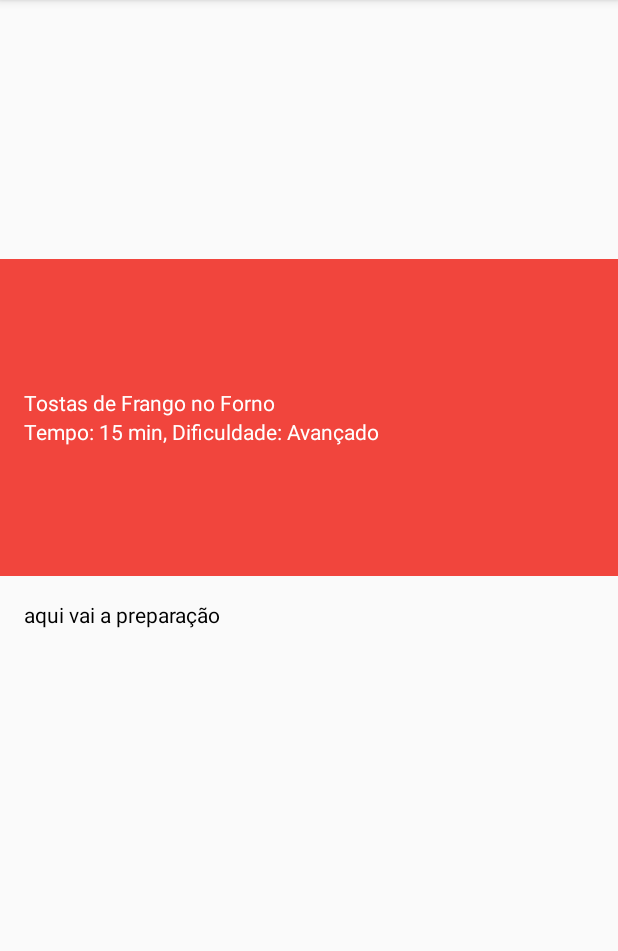
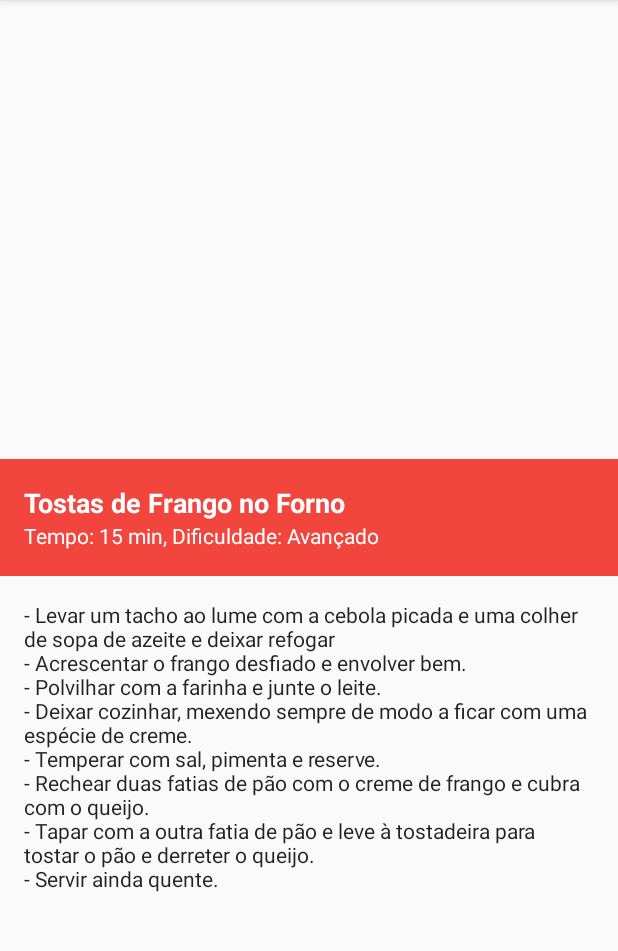
Before and after one commit to jamorim95/SmartCooking, an Android app: the FiltrarReceitasActivity screen opened directly, with no data from a screen before it, after a tap on "Avançado", on a phone screen of 412 x 824 dp, the part 84-1035 px from its top. Run offline under Robolectric (Android 15) with nearby library versions, the phone set to English and light mode, and no system bars; libraries missing offline, so code that uses them is left out: com.nostra13.universalimageloader.

Commit message:
- TODO adicionado - Update em varias coisas

```diff
--- a/app/build.gradle
+++ b/app/build.gradle
@@ -30,4 +30,5 @@ dependencies {
     implementation 'com.android.support.constraint:constraint-layout:1.1.2'
     implementation 'com.mcxiaoke.volley:library:1.0.19'
     implementation 'com.nostra13.universalimageloader:universal-image-loader:1.9.5'
+    implementation 'com.android.support:design:28.0.0-alpha3'
 }
--- a/app/src/main/java/com/developer/luisgoncalo/smartcooking/FiltrarReceitasActivity.java
+++ b/app/src/main/java/com/developer/luisgoncalo/smartcooking/FiltrarReceitasActivity.java
@@ -44,7 +44,7 @@ public class FiltrarReceitasActivity extends AppCompatActivity {
     }
 
     private List<Receita> todosAsReceitas() {
-        return new ArrayList<>(Arrays.asList(
+        /*return new ArrayList<>(Arrays.asList(
                 new Receita(1, "Tostas de Frango no Forno",15,3,"Snack","https://i.redditmedia.com/asjwnETQdQ4SouvtlCFU2Ek6-TeDNj_fu_XeH88T40Y.jpg?w=903&s=45dbac737ef1389eccee05cd4eade812"),
                 new Receita(2, "Salsichas com Queijo e Fiambre",15,3,"Carne"),
                 new Receita(3, "Esparguete com atum e Rucula", 15,2,"Peixe"),
@@ -83,6 +83,11 @@ public class FiltrarReceitasActivity extends AppCompatActivity {
                 new Receita(36, "Massa com atum",15,2,"Peixe"),
                 new Receita(37, "Ovos Mexidos com Atum",10,1,"Peixe")
 
+        ));*/
+
+        return new ArrayList<>(Arrays.asList(
+        new Receita(1,"Tostas de Frango no Forno",15,3,"Snack", Arrays.asList("Levar um tacho ao lume com a cebola picada e uma colher de sopa de azeite e deixar refogar","Acrescentar o frango desfiado e envolver bem.","Polvilhar com a farinha e junte o leite.","Deixar cozinhar, mexendo sempre de modo a ficar com uma espécie de creme.","Temperar com sal, pimenta e reserve.","Rechear duas fatias de pão com o creme de frango e cubra com o queijo.","Tapar com a outra fatia de pão e leve à tostadeira para tostar o pão e derreter o queijo.","Servir ainda quente."),"https://smartcookingapp.files.wordpress.com/2015/10/receita_pgi.jpg"),
+        new Receita(2,"Salsichas com Queijo e Fiambre",15,3,"Carne", Arrays.asList("Estender uma fatia de fiambre e, por cima colocar uma fatia de queijo.|Barrar o queijo com a mostarda a seu gosto.","Colocar a salsicha por cima e enrolar nas fatias.","Polvilhar as salsichas enroladas com o queijo mozzarella.","Colocar no forno e deixe ficar até gratinar o queijo e está pronto a servir!"),"https://smartcookingapp.files.wordpress.com/2015/10/sals.jpg")
         ));
     }
 
--- a/app/src/main/java/com/developer/luisgoncalo/smartcooking/Receita.java
+++ b/app/src/main/java/com/developer/luisgoncalo/smartcooking/Receita.java
@@ -41,7 +41,7 @@ public class Receita implements Serializable,Comparable<Receita> {
         this.imagem = url;
     }
 
-    public Receita(long id, String nome, int dificuldade, int tempo, int n_ingredientes, String categoria, String fornecedor, List<String> preparacao, List<String> ingredientes, String imagem, List<String> ingredientes_simples) {
+    public Receita(long id, String nome, int tempo, int dificuldade, int n_ingredientes, String categoria, String fornecedor, List<String> preparacao, List<String> ingredientes, String imagem, List<String> ingredientes_simples) {
         this.id = id;
         this.nome = nome;
         this.dificuldade = dificuldade;
@@ -53,6 +53,16 @@ public class Receita implements Serializable,Comparable<Receita> {
         this.ingredientes = ingredientes;
         this.imagem = imagem;
         this.ingredientes_simples = ingredientes_simples;
+    }
+
+    public Receita(int id, String nome, int tempo, int dificuldade, String categoria, List<String> preparacao, String imagem) {
+        this.id = id;
+        this.nome = nome;
+        this.dificuldade = dificuldade;
+        this.tempo = tempo;
+        this.categoria = categoria;
+        this.preparacao = preparacao;
+        this.imagem = imagem;
     }
 
     public long getId() {
@@ -143,6 +153,17 @@ public class Receita implements Serializable,Comparable<Receita> {
         this.ingredientes_simples = ingredientes_simples;
     }
 
+    public String getPreparacaoString(){
+        StringBuilder prep = new StringBuilder();
+
+        for (String s : this.preparacao)
+        {
+            prep.append("- ").append(s).append("\n");
+        }
+
+        return prep.toString();
+    }
+
     @Override
     public String toString() {
         return "Receita{" +
--- a/app/src/main/res/layout/activity_detalhes.xml
+++ b/app/src/main/res/layout/activity_detalhes.xml
@@ -1,5 +1,6 @@
 <android.support.v4.widget.DrawerLayout
     xmlns:android="http://schemas.android.com/apk/res/android"
+    xmlns:app="http://schemas.android.com/apk/res-auto"
     android:id="@+id/drawer_layout"
     android:layout_width="match_parent"
     android:layout_height="match_parent">
@@ -10,18 +11,18 @@
         android:orientation="vertical"
         android:weightSum="2">
 
-
         <LinearLayout
             android:layout_width="match_parent"
             android:layout_height="match_parent"
             android:layout_weight="1"
-            android:orientation="vertical">
+            android:orientation="vertical"
+            android:weightSum="10">
 
             <ImageView
                 android:id="@+id/receita_image"
                 android:layout_width="match_parent"
                 android:layout_height="0dp"
-                android:layout_weight="1"
+                android:layout_weight="9"
                 android:contentDescription="@string/receita_image_description" />
 
             <LinearLayout
@@ -36,22 +37,25 @@
                     android:id="@+id/receita_detalhes_titulo"
                     android:layout_width="match_parent"
                     android:layout_height="wrap_content"
+                    android:layout_marginEnd="@dimen/activity_horizontal_margin"
                     android:layout_marginStart="@dimen/activity_horizontal_margin"
-                    android:layout_marginEnd="@dimen/activity_horizontal_margin"
-                    android:textColor="@color/white" />
+                    android:textColor="@color/white"
+                    android:textSize="18sp"
+                    android:textStyle="bold" />
 
                 <TextView
                     android:id="@+id/receita_detalhes_subtitulo"
                     android:layout_width="match_parent"
                     android:layout_height="wrap_content"
+                    android:layout_marginEnd="@dimen/activity_horizontal_margin"
                     android:layout_marginStart="@dimen/activity_horizontal_margin"
-                    android:layout_marginEnd="@dimen/activity_horizontal_margin"
-                    android:textColor="@color/white" />
+                    android:textColor="@color/white"
+                    android:textSize="14sp" />
 
             </LinearLayout>
         </LinearLayout>
 
-        <LinearLayout
+        <ScrollView
             android:layout_width="match_parent"
             android:layout_height="match_parent"
             android:layout_weight="1"
@@ -60,13 +64,17 @@
             <TextView
                 android:id="@+id/receita_detalhes_preparacao"
                 android:layout_width="match_parent"
-                android:layout_height="match_parent"
+                android:layout_height="wrap_content"
+                android:layout_marginEnd="@dimen/activity_horizontal_margin"
                 android:layout_marginStart="@dimen/activity_horizontal_margin"
-                android:layout_marginEnd="@dimen/activity_horizontal_margin"
-                android:layout_marginTop="@dimen/activity_vertical_margin"
-                android:textColor="@color/black" />
+                android:paddingBottom="@dimen/activity_vertical_margin"
+                android:paddingTop="@dimen/activity_vertical_margin"
+                android:textColor="@color/text_color" />
 
-        </LinearLayout>
+        </ScrollView>
+
+
+
     </LinearLayout>
 
 
--- a/app/src/main/res/values/colors.xml
+++ b/app/src/main/res/values/colors.xml
@@ -5,10 +5,12 @@
     <color name="colorPrimaryDark">#d13135</color>
     <color name="colorAccent">#FF4081</color>
 
+    <color name="text_color">#DE000000</color>
+
     <!-- Cores Default -->
 
     <color name="white">#FFFFFF</color>
-    <color name="yellow">#FFFF00</color>
+    <color name="yellow">#ffff00</color>
     <color name="fuchsia">#FF00FF</color>
     <color name="red">#FF0000</color>
     <color name="silver">#C0C0C0</color>
```
Also changed, not shown: app/src/main/java/com/developer/luisgoncalo/smartcooking/AcercaActivity.java (+0 -7 lines), app/src/main/java/com/developer/luisgoncalo/smartcooking/DetalhesActivity.java (+2 -34 lines), app/src/main/res/layout/activity_acerca.xml (+6 -26 lines).
